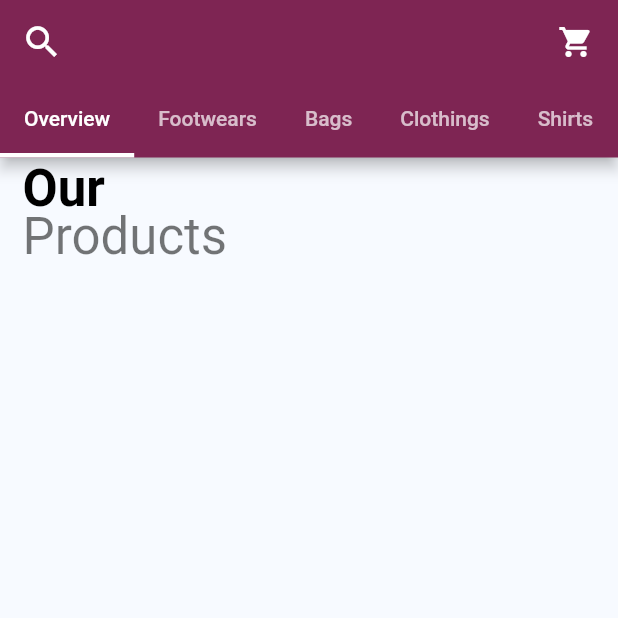
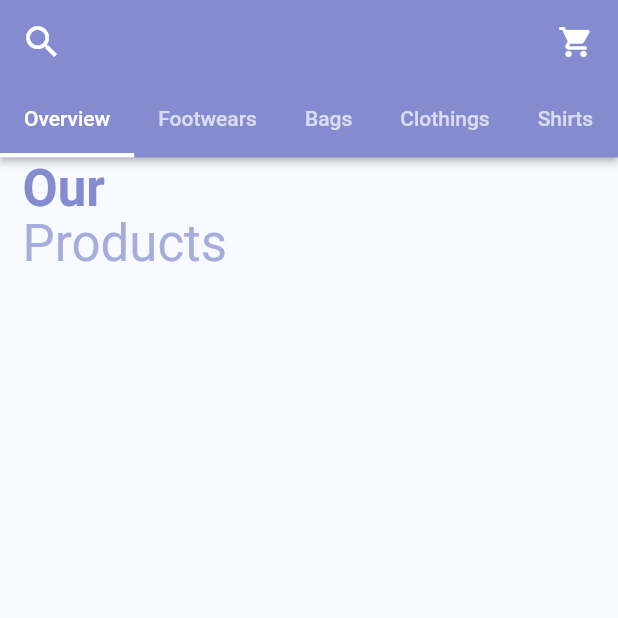
Before and after one commit to TechX-Inc/gh_styles, a Flutter app: the HomeScreen screen opened directly, on a phone screen of 412 x 824 dp, the top half of it. Run offline on Flutter 3.47's test engine with Material 2 defaults, Android fonts, the phone set to English and light mode, and no system bars; our stand-ins replace badges, carousel_pro, cloud_firestore, email_validator, expandable, file_picker and 15 more; missing offline and left inert: grouped_buttons; accounts and stored records are empty; generated files the repository leaves out were written again.

Commit message:
app theme changed

```diff
--- a/lib/screens/home_screen.dart
+++ b/lib/screens/home_screen.dart
@@ -52,12 +52,12 @@ class _HomeScreenState extends State<HomeScreen> {
     return DefaultTabController(
       length: _tabPages.length,
       child: Scaffold(
-          // backgroundColor: Color.fromRGBO(248, 252, 255, 1),
-
+          // backgroundColor: Color.fromRGBO(247, 250, 255, 1),
           appBar: AppBar(
             iconTheme: IconThemeData(color: Colors.white),
-            backgroundColor: Color.fromRGBO(126, 37, 83, 1),
-            // elevation: 5.0,
+            // backgroundColor: Color.fromRGBO(126, 37, 83, 1),
+            backgroundColor: Color.fromRGBO(132, 140, 207, 1),
+            elevation: 2.0,
             automaticallyImplyLeading: false,
             leading: IconButton(
               icon: Icon(
--- a/lib/screens/main_screen_wrapper.dart
+++ b/lib/screens/main_screen_wrapper.dart
@@ -35,7 +35,6 @@ class _MainScreenWrapperState extends State<MainScreenWrapper> {
   Widget build(BuildContext context) {
     return SafeArea(
       child: Scaffold(
-        backgroundColor: Colors.red,
         body: FutureBuilder<Box<CartModel>>(
             future: Hive.openBox("cartBox"),
             builder: (context, snapshot) {
@@ -48,7 +47,7 @@ class _MainScreenWrapperState extends State<MainScreenWrapper> {
             }),
         bottomNavigationBar: BottomNavigationBar(
           unselectedItemColor: Colors.grey,
-          selectedItemColor: Color.fromRGBO(126, 37, 83, 1),
+          selectedItemColor: Color.fromRGBO(132, 140, 207, 1),
           currentIndex: _selectedIndex,
           onTap: _onItemTapped,
           items: [
--- a/lib/widgets/nav_drawer.dart
+++ b/lib/widgets/nav_drawer.dart
@@ -19,7 +19,7 @@ class NavDrawer extends StatelessWidget {
               child: Text(
                 shopsModel?.shopName,
                 style: GoogleFonts.kulimPark(
-                    fontSize: 25, color: Color.fromRGBO(77, 8, 154, 1)),
+                    fontSize: 25, color: Color.fromRGBO(132, 140, 207, 1)),
               ),
             ),
             decoration: BoxDecoration(
--- a/lib/widgets/page_header_banner.dart
+++ b/lib/widgets/page_header_banner.dart
@@ -9,12 +9,12 @@ class PageBanner extends StatelessWidget {
         Text(
           "Our",
           style: Theme.of(context).textTheme.headline4.apply(
-                fontWeightDelta: 2,
-                color: Colors.black,
-              ),
+              fontWeightDelta: 2, color: Color.fromRGBO(132, 140, 207, 1)),
         ),
+        SizedBox(height: 5),
         Text("Products",
-            style: Theme.of(context).textTheme.headline4.copyWith(height: .9)),
+            style: Theme.of(context).textTheme.headline4.copyWith(
+                height: .9, color: Color.fromRGBO(132, 140, 207, 0.7))),
         SizedBox(
           height: 30,
         ),
```
Also changed, not shown: lib/screens/shop_profile.dart (+3 -4 lines), lib/widgets/product_grid_container.dart (+4 -4 lines), lib/widgets/product_horizontal_list_container.dart (+22 -30 lines).
